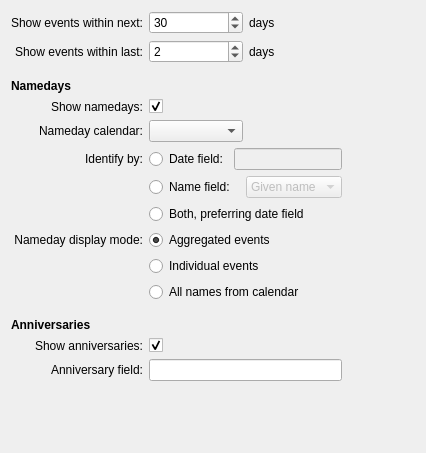
The window that src/birthdaylist_config_events.ui (balevas/BirthdayList-Plasmoid) describes before a commit, drawn with Qt 5.
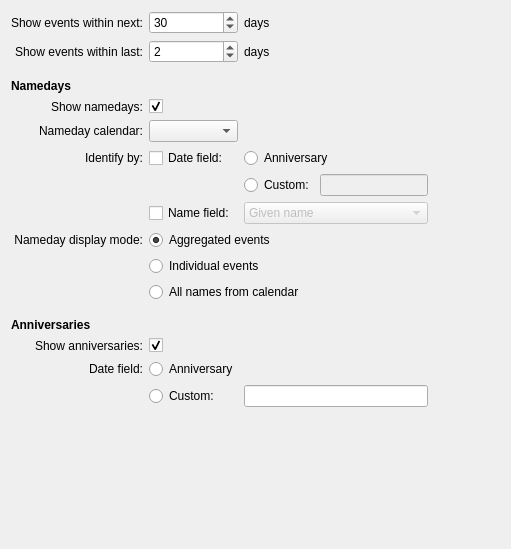
The same window after the commit.

Commit message: Changed configuration of Anniversary field usage

What changed in the file:
```diff
--- a/src/birthdaylist_config_events.ui
+++ b/src/birthdaylist_config_events.ui
@@ -6,180 +6,61 @@
    <rect>
     <x>0</x>
     <y>0</y>
-    <width>426</width>
-    <height>453</height>
+    <width>511</width>
+    <height>549</height>
    </rect>
   </property>
+  <property name="sizePolicy">
+   <sizepolicy hsizetype="Preferred" vsizetype="Preferred">
+    <horstretch>0</horstretch>
+    <verstretch>0</verstretch>
+   </sizepolicy>
+  </property>
   <property name="windowTitle">
    <string>Form</string>
   </property>
   <layout class="QGridLayout" name="gridLayout">
-   <item row="28" column="1">
-    <spacer name="spacerScreenBottom">
+   <item row="21" column="4">
+    <spacer name="spacerScreenRight">
      <property name="orientation">
-      <enum>Qt::Vertical</enum>
+      <enum>Qt::Horizontal</enum>
      </property>
      <property name="sizeHint" stdset="0">
       <size>
-       <width>20</width>
-       <height>40</height>
+       <width>40</width>
+       <height>20</height>
       </size>
      </property>
     </spacer>
    </item>
-   <item row="17" column="1" colspan="2">
-    <layout class="QHBoxLayout" name="hlNamedayDateField">
-     <item>
-      <widget class="QRadioButton" name="rbNamedayDateField">
-       <property name="text">
-        <string>Date field:</string>
-       </property>
-       <property name="checked">
-        <bool>false</bool>
-       </property>
-       <attribute name="buttonGroup">
-        <string>bgNamedayIdentifyBy</string>
-       </attribute>
-      </widget>
-     </item>
-     <item>
-      <widget class="QLineEdit" name="lineEditNamedayDateField">
-       <property name="enabled">
-        <bool>false</bool>
-       </property>
-       <property name="sizePolicy">
-        <sizepolicy hsizetype="Expanding" vsizetype="Fixed">
-         <horstretch>0</horstretch>
-         <verstretch>0</verstretch>
-        </sizepolicy>
-       </property>
-      </widget>
-     </item>
-    </layout>
-   </item>
-   <item row="17" column="0">
-    <widget class="QLabel" name="lblNamedayIdentifyBy">
+   <item row="17" column="1">
+    <widget class="QCheckBox" name="chckNamedayDateField">
      <property name="text">
-      <string>Identify by:</string>
+      <string>Date field:</string>
      </property>
-     <property name="alignment">
-      <set>Qt::AlignRight|Qt::AlignTrailing|Qt::AlignVCenter</set>
-     </property>
     </widget>
    </item>
-   <item row="18" column="1" colspan="2">
-    <layout class="QHBoxLayout" name="hlNamedayNameField">
-     <item>
-      <widget class="QRadioButton" name="rbNamedayNameField">
-       <property name="layoutDirection">
-        <enum>Qt::LeftToRight</enum>
-       </property>
-       <property name="text">
-        <string>Name field:</string>
-       </property>
-       <attribute name="buttonGroup">
-        <string>bgNamedayIdentifyBy</string>
-       </attribute>
-      </widget>
-     </item>
-     <item>
-      <widget class="QComboBox" name="cmbNamedayNameField">
-       <property name="enabled">
-        <bool>false</bool>
-       </property>
-       <property name="sizePolicy">
-        <sizepolicy hsizetype="Preferred" vsizetype="Fixed">
-         <horstretch>0</horstretch>
-         <verstretch>0</verstretch>
-        </sizepolicy>
-       </property>
-       <item>
-        <property name="text">
-         <string>Given name</string>
-        </property>
-       </item>
-      </widget>
-     </item>
-    </layout>
-   </item>
-   <item row="19" column="1" colspan="2">
-    <widget class="QRadioButton" name="rbNamedayBothFields">
+   <item row="11" column="2" colspan="2">
+    <widget class="QLabel" name="lblComingShowDays_2">
      <property name="text">
-      <string>Both, preferring date field</string>
+      <string comment="label: show events within x &lt;days&gt;">days</string>
      </property>
-     <attribute name="buttonGroup">
-      <string>bgNamedayIdentifyBy</string>
-     </attribute>
     </widget>
    </item>
-   <item row="25" column="0">
-    <widget class="QLabel" name="lblTitleAnniversaries">
-     <property name="font">
-      <font>
-       <weight>75</weight>
-       <bold>true</bold>
-      </font>
+   <item row="21" column="3">
+    <widget class="QLineEdit" name="lineEditNamedayCustomDateField">
+     <property name="enabled">
+      <bool>false</bool>
      </property>
-     <property name="text">
-      <string>Anniversaries</string>
-     </property>
-    </widget>
-   </item>
-   <item row="27" column="0">
-    <widget class="QLabel" name="lblAnniversaryField">
-     <property name="text">
-      <string>Anniversary field:</string>
-     </property>
-     <property name="alignment">
-      <set>Qt::AlignRight|Qt::AlignTrailing|Qt::AlignVCenter</set>
-     </property>
-    </widget>
-   </item>
-   <item row="27" column="1" colspan="2">
-    <widget class="QLineEdit" name="lineEditAnniversaryField"/>
-   </item>
-   <item row="15" column="0">
-    <widget class="QLabel" name="lblShowNamedays">
-     <property name="text">
-      <string>Show namedays:</string>
-     </property>
-     <property name="alignment">
-      <set>Qt::AlignRight|Qt::AlignTrailing|Qt::AlignVCenter</set>
-     </property>
-    </widget>
-   </item>
-   <item row="15" column="1">
-    <widget class="QCheckBox" name="chckShowNamedays">
      <property name="sizePolicy">
       <sizepolicy hsizetype="Preferred" vsizetype="Fixed">
        <horstretch>0</horstretch>
        <verstretch>0</verstretch>
       </sizepolicy>
      </property>
-     <property name="font">
-      <font>
-       <strikeout>false</strikeout>
-      </font>
-     </property>
-     <property name="text">
-      <string/>
-     </property>
-     <property name="checked">
-      <bool>true</bool>
-     </property>
     </widget>
    </item>
-   <item row="26" column="0">
-    <widget class="QLabel" name="lblShowAnniversaries">
-     <property name="text">
-      <string>Show anniversaries:</string>
-     </property>
-     <property name="alignment">
-      <set>Qt::AlignRight|Qt::AlignTrailing|Qt::AlignVCenter</set>
-     </property>
-    </widget>
-   </item>
-   <item row="26" column="1">
+   <item row="29" column="1">
     <widget class="QCheckBox" name="chckShowAnniversaries">
      <property name="enabled">
       <bool>true</bool>
@@ -198,7 +79,7 @@
      </property>
     </widget>
    </item>
-   <item row="24" column="1">
+   <item row="27" column="1">
     <spacer name="spacerNamedaysBottom">
      <property name="orientation">
       <enum>Qt::Vertical</enum>
@@ -214,7 +95,7 @@
      </property>
     </spacer>
    </item>
-   <item row="21" column="0">
+   <item row="24" column="0">
     <widget class="QLabel" name="lblNamedayDisplayMode">
      <property name="text">
       <string>Nameday display mode:</string>
@@ -224,17 +105,17 @@
      </property>
     </widget>
    </item>
-   <item row="23" column="1" colspan="2">
+   <item row="26" column="1" colspan="3">
     <widget class="QRadioButton" name="rbNamedayShowAllFromCal">
      <property name="text">
       <string>All names from calendar</string>
      </property>
      <attribute name="buttonGroup">
-      <string>bgNamedayDisplayMode</string>
+      <string notr="true">bgNamedayDisplayMode</string>
      </attribute>
     </widget>
    </item>
-   <item row="21" column="1" colspan="2">
+   <item row="24" column="1" colspan="3">
     <widget class="QRadioButton" name="rbNamedayShowAggrEvents">
      <property name="text">
       <string>Aggregated events</string>
@@ -243,20 +124,10 @@
       <bool>true</bool>
      </property>
      <attribute name="buttonGroup">
-      <string>bgNamedayDisplayMode</string>
+      <string notr="true">bgNamedayDisplayMode</string>
      </attribute>
     </widget>
    </item>
-   <item row="11" column="0">
-    <widget class="QLabel" name="lblComingShowDays">
-     <property name="text">
-      <string>Show events within next:</string>
-     </property>
-     <property name="alignment">
-      <set>Qt::AlignRight|Qt::AlignTrailing|Qt::AlignVCenter</set>
-     </property>
-    </widget>
-   </item>
    <item row="14" column="0">
     <widget class="QLabel" name="lblTitleNamedays">
      <property name="font">
@@ -280,13 +151,6 @@
      </property>
     </widget>
    </item>
-   <item row="11" column="2">
-    <widget class="QLabel" name="lblComingShowDays_2">
-     <property name="text">
-      <string comment="label: show events within x &lt;days&gt;">days</string>
-     </property>
-    </widget>
-   </item>
    <item row="12" column="0">
     <widget class="QLabel" name="lblPastShowDays">
      <property name="text">
@@ -307,13 +171,6 @@
      </property>
     </widget>
    </item>
-   <item row="12" column="2">
-    <widget class="QLabel" name="lblPastShowDays_2">
-     <property name="text">
-      <string comment="label: show events within x &lt;days&gt;">days</string>
-     </property>
-    </widget>
-   </item>
    <item row="13" column="1">
     <spacer name="spacerNamedaysBottom_2">
      <property name="orientation">
@@ -330,29 +187,16 @@
      </property>
     </spacer>
    </item>
-   <item row="22" column="1" colspan="2">
+   <item row="25" column="1" colspan="3">
     <widget class="QRadioButton" name="rbNamedayShowIndEvents">
      <property name="text">
       <string>Individual events</string>
      </property>
      <attribute name="buttonGroup">
-      <string>bgNamedayDisplayMode</string>
+      <string notr="true">bgNamedayDisplayMode</string>
      </attribute>
     </widget>
    </item>
-   <item row="18" column="3">
-    <spacer name="spacerScreenRight">
-     <property name="orientation">
-      <enum>Qt::Horizontal</enum>
-     </property>
-     <property name="sizeHint" stdset="0">
-      <size>
-       <width>40</width>
-       <height>20</height>
-      </size>
-     </property>
-    </spacer>
-   </item>
    <item row="16" column="0">
     <widget class="QLabel" name="lblNamedayCalendar">
      <property name="enabled">
@@ -381,6 +225,178 @@
    <item row="16" column="1">
     <widget class="QComboBox" name="cmbNamedayCalendar"/>
    </item>
+   <item row="17" column="0">
+    <widget class="QLabel" name="lblNamedayIdentifyBy">
+     <property name="text">
+      <string>Identify by:</string>
+     </property>
+     <property name="alignment">
+      <set>Qt::AlignRight|Qt::AlignTrailing|Qt::AlignVCenter</set>
+     </property>
+    </widget>
+   </item>
+   <item row="21" column="2">
+    <widget class="QRadioButton" name="rbNamedayDateFieldCustom">
+     <property name="text">
+      <string>Custom:</string>
+     </property>
+     <attribute name="buttonGroup">
+      <string notr="true">bgNamedayDateFieldTypes</string>
+     </attribute>
+    </widget>
+   </item>
+   <item row="11" column="0">
+    <widget class="QLabel" name="lblComingShowDays">
+     <property name="text">
+      <string>Show events within next:</string>
+     </property>
+     <property name="alignment">
+      <set>Qt::AlignRight|Qt::AlignTrailing|Qt::AlignVCenter</set>
+     </property>
+    </widget>
+   </item>
+   <item row="28" column="0">
+    <widget class="QLabel" name="lblTitleAnniversaries">
+     <property name="font">
+      <font>
+       <weight>75</weight>
+       <bold>true</bold>
+      </font>
+     </property>
+     <property name="text">
+      <string>Anniversaries</string>
+     </property>
+    </widget>
+   </item>
+   <item row="35" column="1">
+    <spacer name="spacerScreenBottom">
+     <property name="orientation">
+      <enum>Qt::Vertical</enum>
+     </property>
+     <property name="sizeHint" stdset="0">
+      <size>
+       <width>20</width>
+       <height>40</height>
+      </size>
+     </property>
+    </spacer>
+   </item>
+   <item row="15" column="0">
+    <widget class="QLabel" name="lblShowNamedays">
+     <property name="text">
+      <string>Show namedays:</string>
+     </property>
+     <property name="alignment">
+      <set>Qt::AlignRight|Qt::AlignTrailing|Qt::AlignVCenter</set>
+     </property>
+    </widget>
+   </item>
+   <item row="15" column="1">
+    <widget class="QCheckBox" name="chckShowNamedays">
+     <property name="sizePolicy">
+      <sizepolicy hsizetype="Preferred" vsizetype="Fixed">
+       <horstretch>0</horstretch>
+       <verstretch>0</verstretch>
+      </sizepolicy>
+     </property>
+     <property name="font">
+      <font>
+       <strikeout>false</strikeout>
+      </font>
+     </property>
+     <property name="text">
+      <string/>
+     </property>
+     <property name="checked">
+      <bool>true</bool>
+     </property>
+    </widget>
+   </item>
+   <item row="29" column="0">
+    <widget class="QLabel" name="lblShowAnniversaries">
+     <property name="text">
+      <string>Show anniversaries:</string>
+     </property>
+     <property name="alignment">
+      <set>Qt::AlignRight|Qt::AlignTrailing|Qt::AlignVCenter</set>
+     </property>
+    </widget>
+   </item>
+   <item row="23" column="1">
+    <widget class="QCheckBox" name="chckNamedayNameField">
+     <property name="text">
+      <string>Name field:</string>
+     </property>
+    </widget>
+   </item>
+   <item row="32" column="1">
+    <widget class="QRadioButton" name="rbAnniversaryDateFieldAnniversary">
+     <property name="text">
+      <string>Anniversary</string>
+     </property>
+     <attribute name="buttonGroup">
+      <string notr="true">bgAnniversaryDateFieldTypes</string>
+     </attribute>
+    </widget>
+   </item>
+   <item row="32" column="0">
+    <widget class="QLabel" name="lblAnniversaryField">
+     <property name="text">
+      <string>Date field:</string>
+     </property>
+     <property name="alignment">
+      <set>Qt::AlignRight|Qt::AlignTrailing|Qt::AlignVCenter</set>
+     </property>
+    </widget>
+   </item>
+   <item row="34" column="1">
+    <widget class="QRadioButton" name="rbAnniversaryDateFieldCustom">
+     <property name="text">
+      <string>Custom:</string>
+     </property>
+     <attribute name="buttonGroup">
+      <string notr="true">bgAnniversaryDateFieldTypes</string>
+     </attribute>
+    </widget>
+   </item>
+   <item row="34" column="2" colspan="2">
+    <widget class="QLineEdit" name="lineEditAnniversaryCustomDateField"/>
+   </item>
+   <item row="12" column="2" colspan="2">
+    <widget class="QLabel" name="lblPastShowDays_2">
+     <property name="text">
+      <string comment="label: show events within x &lt;days&gt;">days</string>
+     </property>
+    </widget>
+   </item>
+   <item row="17" column="2" colspan="2">
+    <widget class="QRadioButton" name="rbNamedayDateFieldAnniversary">
+     <property name="text">
+      <string>Anniversary</string>
+     </property>
+     <attribute name="buttonGroup">
+      <string notr="true">bgNamedayDateFieldTypes</string>
+     </attribute>
+    </widget>
+   </item>
+   <item row="23" column="2" colspan="2">
+    <widget class="QComboBox" name="cmbNamedayNameField">
+     <property name="enabled">
+      <bool>false</bool>
+     </property>
+     <property name="sizePolicy">
+      <sizepolicy hsizetype="Preferred" vsizetype="Fixed">
+       <horstretch>0</horstretch>
+       <verstretch>0</verstretch>
+      </sizepolicy>
+     </property>
+     <item>
+      <property name="text">
+       <string>Given name</string>
+      </property>
+     </item>
+    </widget>
+   </item>
   </layout>
  </widget>
  <tabstops>
```
Left out of the diff: 251 changed lines with no effect on the pictures. The commit also changes 11 other files.
